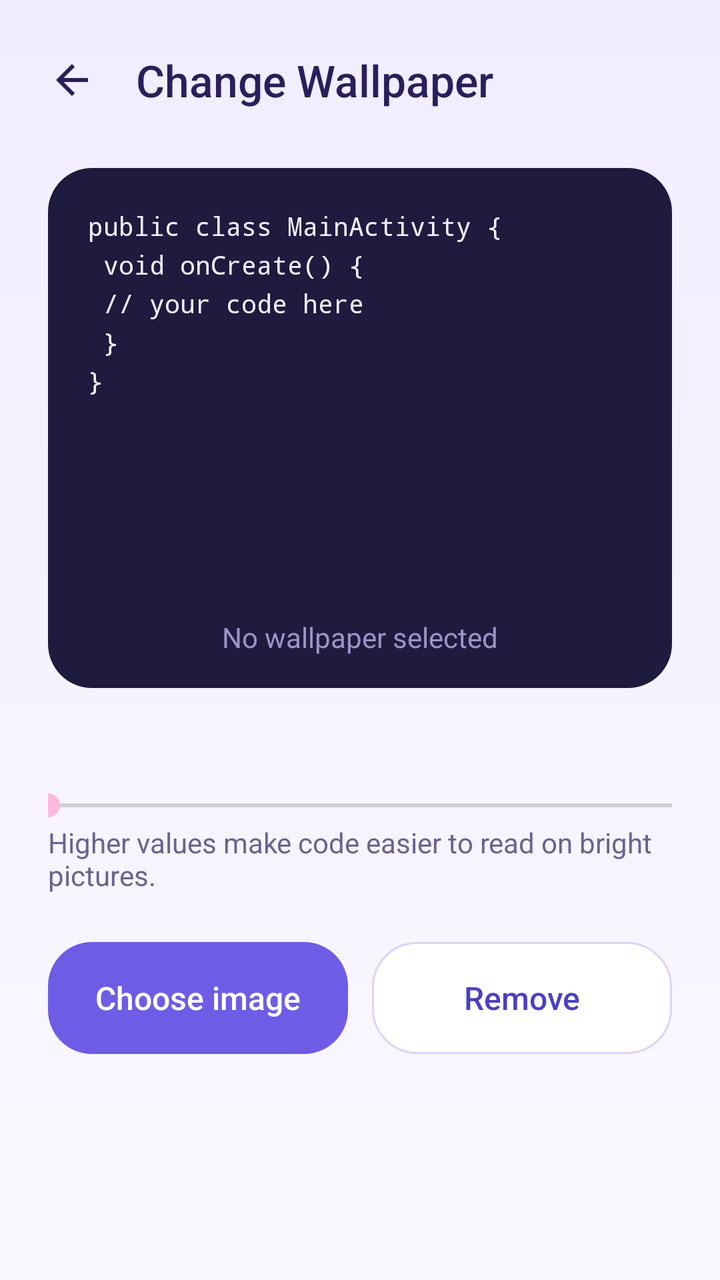
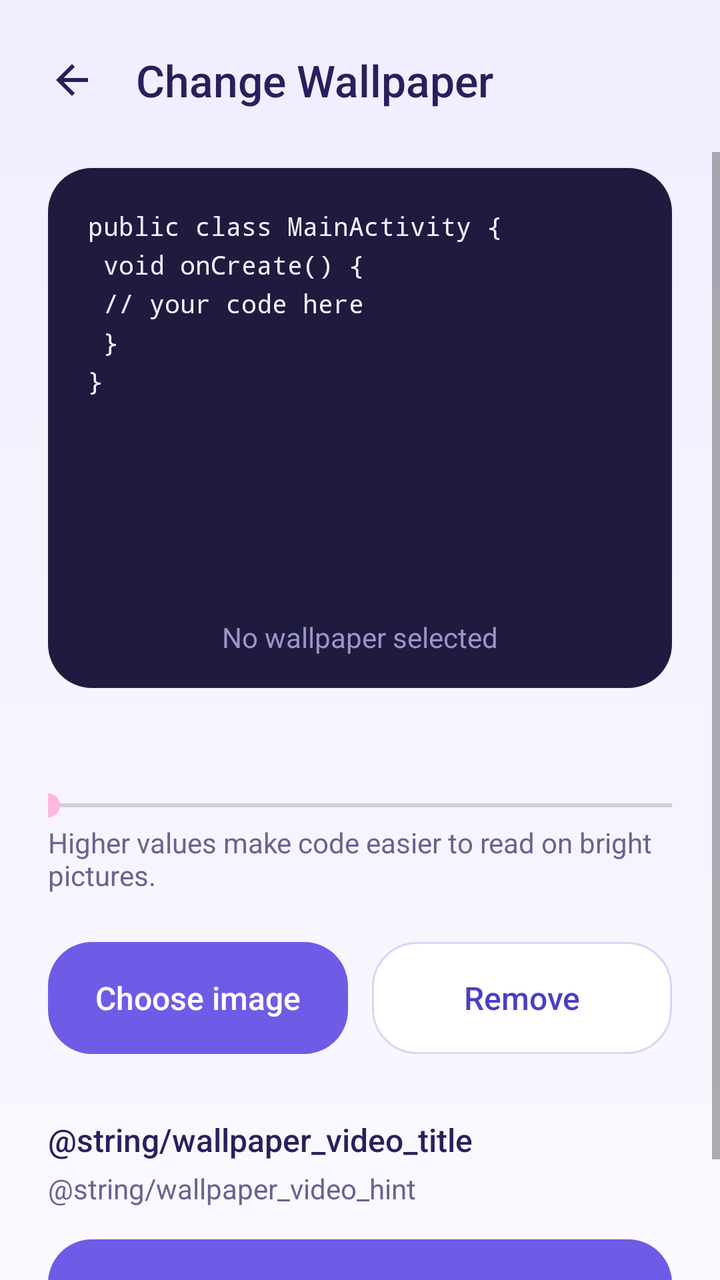

Compare the two renders of this Android layout. The source of the first and the diff that turns it into the second are given below.
<!-- AndroidManifest.xml: application theme AppTheme -->
<!-- res/layout/screen_wallpaper.xml -->
<?xml version="1.0" encoding="utf-8"?>
<LinearLayout xmlns:android="http://schemas.android.com/apk/res/android"
    android:layout_width="match_parent"
    android:layout_height="match_parent"
    android:background="@drawable/bg_screen_light"
    android:orientation="vertical">

    <LinearLayout
        android:id="@+id/screen_header"
        android:layout_width="match_parent"
        android:layout_height="wrap_content"
        android:gravity="center_vertical"
        android:orientation="horizontal"
        android:paddingStart="12dp"
        android:paddingEnd="24dp"
        android:paddingTop="16dp"
        android:paddingBottom="12dp">
        <ImageView
            android:id="@+id/wallpaper_back"
            style="@style/Cosmic.IconButton"
            android:src="@drawable/ic_back"
            android:tint="@color/cosmic_ink"
            android:contentDescription="@string/back" />
        <TextView
            style="@style/Cosmic.Title"
            android:layout_width="0dp"
            android:layout_height="wrap_content"
            android:layout_marginStart="8dp"
            android:layout_weight="1"
            android:text="@string/wallpaper_title" />
    </LinearLayout>

    <ScrollView
        android:layout_width="match_parent"
        android:layout_height="0dp"
        android:layout_weight="1"
        android:fillViewport="true">
        <LinearLayout
            android:layout_width="match_parent"
            android:layout_height="wrap_content"
            android:orientation="vertical"
            android:paddingStart="24dp"
            android:paddingEnd="24dp"
            android:paddingTop="8dp"
            android:paddingBottom="32dp">

            
            <FrameLayout
                android:id="@+id/wallpaper_preview_card"
                android:layout_width="match_parent"
                android:layout_height="260dp"
                android:background="@drawable/bg_wallpaper_preview">
                <ImageView
                    android:id="@+id/wallpaper_preview_image"
                    android:layout_width="match_parent"
                    android:layout_height="match_parent"
                    android:scaleType="centerCrop"
                    android:visibility="gone"
                    android:contentDescription="@null" />
                <View
                    android:id="@+id/wallpaper_preview_shade"
                    android:layout_width="match_parent"
                    android:layout_height="match_parent"
                    android:visibility="gone" />
                <TextView
                    android:layout_width="match_parent"
                    android:layout_height="wrap_content"
                    android:padding="20dp"
                    android:fontFamily="monospace"
                    android:lineSpacingExtra="4dp"
                    android:text="@string/wallpaper_sample"
                    android:textColor="@color/night_text"
                    android:textSize="13sp" />
                <TextView
                    android:id="@+id/wallpaper_preview_empty"
                    android:layout_width="match_parent"
                    android:layout_height="wrap_content"
                    android:layout_gravity="bottom"
                    android:gravity="center"
                    android:paddingBottom="16dp"
                    android:text="@string/wallpaper_none"
                    android:textColor="@color/night_muted"
                    android:textSize="14sp" />
            </FrameLayout>

            <TextView
                android:id="@+id/wallpaper_dim_label"
                android:layout_width="match_parent"
                android:layout_height="wrap_content"
                android:layout_marginTop="24dp"
                android:textColor="@color/cosmic_ink"
                android:textSize="16sp"
                android:fontFamily="sans-serif-medium" />
            <SeekBar
                android:id="@+id/wallpaper_dim_seek"
                android:layout_width="match_parent"
                android:layout_height="wrap_content"
                android:layout_marginTop="4dp"
                android:paddingStart="0dp"
                android:paddingEnd="0dp" />
            <TextView
                style="@style/Cosmic.Muted"
                android:layout_width="match_parent"
                android:layout_height="wrap_content"
                android:text="@string/wallpaper_dim_hint" />

            <LinearLayout
                android:layout_width="match_parent"
                android:layout_height="wrap_content"
                android:layout_marginTop="24dp"
                android:orientation="horizontal">
                <TextView
                    android:id="@+id/wallpaper_choose"
                    style="@style/Cosmic.Button.Primary"
                    android:layout_marginEnd="6dp"
                    android:text="@string/wallpaper_choose" />
                <TextView
                    android:id="@+id/wallpaper_remove"
                    style="@style/Cosmic.Button.Outline"
                    android:layout_marginStart="6dp"
                    android:text="@string/wallpaper_remove" />
            </LinearLayout>
        </LinearLayout>
    </ScrollView>
</LinearLayout>
<!-- resources referenced by this layout -->
<resources>
  <color name="cosmic_ink">#2A1F5C</color>
  <color name="night_muted">#9C95C9</color>
  <color name="night_text">#F1EEFF</color>
  <!-- drawable bg_screen_light (drawable) -->
  <?xml version="1.0" encoding="utf-8"?>
  <shape xmlns:android="http://schemas.android.com/apk/res/android" android:shape="rectangle">
      <gradient android:angle="270" android:startColor="@color/cosmic_lilac_soft" android:endColor="@color/cosmic_white" />
  </shape>
  <!-- drawable bg_wallpaper_preview (drawable) -->
  <?xml version="1.0" encoding="utf-8"?>
  <shape xmlns:android="http://schemas.android.com/apk/res/android" android:shape="rectangle">
      <solid android:color="@color/night_bg" />
      <corners android:radius="22dp" />
  </shape>
  <string name="back">Back</string>
  <string name="wallpaper_choose">Choose image</string>
  <string name="wallpaper_dim_hint">Higher values make code easier to read on bright pictures.</string>
  <string name="wallpaper_none">No wallpaper selected</string>
  <string name="wallpaper_remove">Remove</string>
  <string name="wallpaper_sample">public class MainActivity {\n    void onCreate() {\n        // your code here\n    }\n}</string>
  <string name="wallpaper_title">Change Wallpaper</string>
  <style name="Cosmic.Button.Outline">
          <item name="android:background">@drawable/bg_button_outline</item>
          <item name="android:textColor">@color/cosmic_primary_dark</item>
      </style>
  <style name="Cosmic.Button.Primary">
          <item name="android:background">@drawable/bg_button_primary</item>
          <item name="android:textColor">@android:color/white</item>
      </style>
  <style name="Cosmic.IconButton" parent="">
          <item name="android:layout_width">48dp</item>
          <item name="android:layout_height">48dp</item>
          <item name="android:padding">12dp</item>
          <item name="android:clickable">true</item>
          <item name="android:focusable">true</item>
          <item name="android:background">?attr/selectableItemBackgroundBorderless</item>
      </style>
  <style name="Cosmic.Muted" parent="">
          <item name="android:textColor">@color/cosmic_muted</item>
          <item name="android:textSize">14sp</item>
      </style>
  <style name="Cosmic.Title" parent="">
          <item name="android:textColor">@color/cosmic_ink</item>
          <item name="android:textSize">22sp</item>
          <item name="android:fontFamily">sans-serif-medium</item>
      </style>
  <color name="cosmic_lilac_soft">#F1EDFF</color>
  <color name="cosmic_white">#FBF8FF</color>
  <color name="night_bg">#1E1B3F</color>
  <!-- drawable bg_button_outline (drawable) -->
  <?xml version="1.0" encoding="utf-8"?>
  <shape xmlns:android="http://schemas.android.com/apk/res/android" android:shape="rectangle">
      <solid android:color="@color/cosmic_surface" />
      <corners android:radius="22dp" />
      <stroke android:width="1dp" android:color="@color/cosmic_border" />
  </shape>
  <color name="cosmic_primary_dark">#4B3FC4</color>
  <!-- drawable bg_button_primary (drawable) -->
  <?xml version="1.0" encoding="utf-8"?>
  <shape xmlns:android="http://schemas.android.com/apk/res/android" android:shape="rectangle">
      <solid android:color="@color/cosmic_primary" />
      <corners android:radius="22dp" />
      
  </shape>
  <color name="cosmic_muted">#6B6290</color>
  <color name="cosmic_primary">#6F5CE6</color>
  <color name="cosmic_pink">#FFB8DE</color>
  <color name="cosmic_surface">#FFFFFF</color>
  <style name="CosmicBottomSheetDialog" parent="ThemeOverlay.MaterialComponents.BottomSheetDialog">
          <item name="bottomSheetStyle">@style/CosmicBottomSheet</item>
      </style>
  <color name="cosmic_border">#DCD4F5</color>
  <style name="CosmicBottomSheet" parent="Widget.MaterialComponents.BottomSheet.Modal">
          <item name="android:background">@android:color/transparent</item>
      </style>
  <!-- unchanged entries left out for length: 2 -->
</resources>

<!-- the commit's change to res/layout/screen_wallpaper.xml (unified diff, before → after) -->
@@ -120,6 +120,41 @@
                     android:layout_marginStart="6dp"
                     android:text="@string/wallpaper_remove" />
             </LinearLayout>
+
+            
+            <TextView
+                android:layout_width="match_parent"
+                android:layout_height="wrap_content"
+                android:layout_marginTop="32dp"
+                android:text="@string/wallpaper_video_title"
+                android:textColor="@color/cosmic_ink"
+                android:textSize="16sp"
+                android:fontFamily="sans-serif-medium" />
+            <TextView
+                style="@style/Cosmic.Muted"
+                android:layout_width="match_parent"
+                android:layout_height="wrap_content"
+                android:layout_marginTop="4dp"
+                android:text="@string/wallpaper_video_hint" />
+            <TextView
+                android:id="@+id/wallpaper_video_status"
+                style="@style/Cosmic.Muted"
+                android:layout_width="match_parent"
+                android:layout_height="wrap_content"
+                android:layout_marginTop="8dp"
+                android:text="@string/wallpaper_video_active"
+                android:textColor="@color/cosmic_primary_dark"
+                android:visibility="gone" />
+            <LinearLayout
+                android:layout_width="match_parent"
+                android:layout_height="wrap_content"
+                android:layout_marginTop="16dp"
+                android:orientation="horizontal">
+                <TextView
+                    android:id="@+id/wallpaper_choose_video"
+                    style="@style/Cosmic.Button.Primary"
+                    android:text="@string/wallpaper_choose_video" />
+            </LinearLayout>
         </LinearLayout>
     </ScrollView>
 </LinearLayout>
